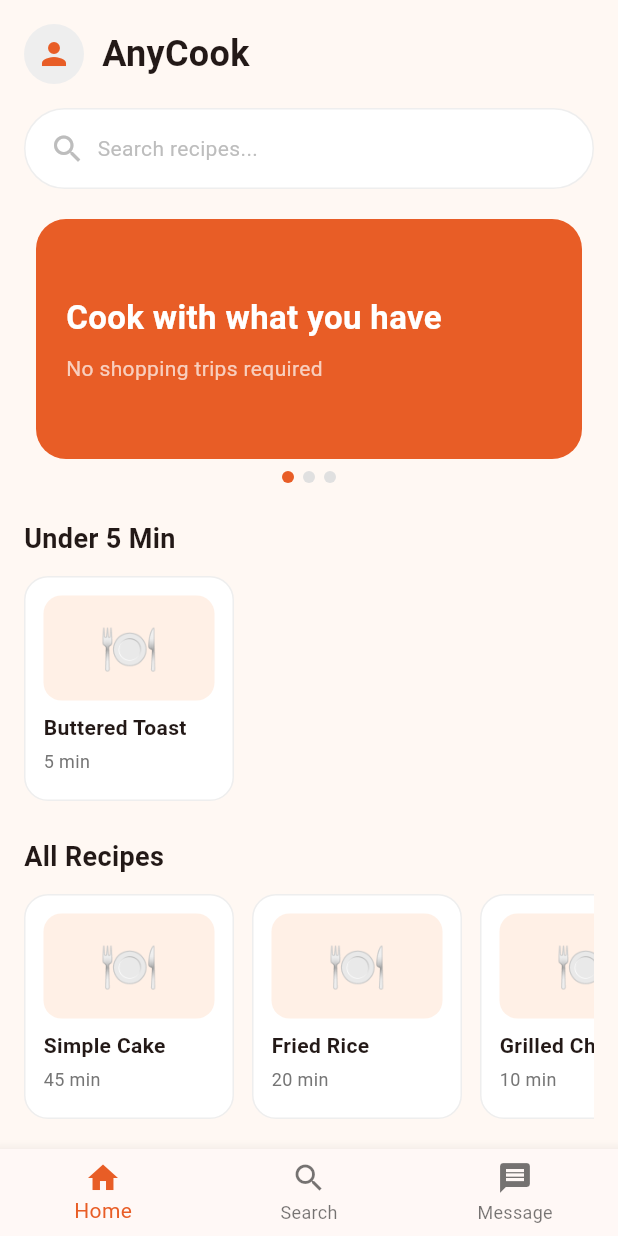
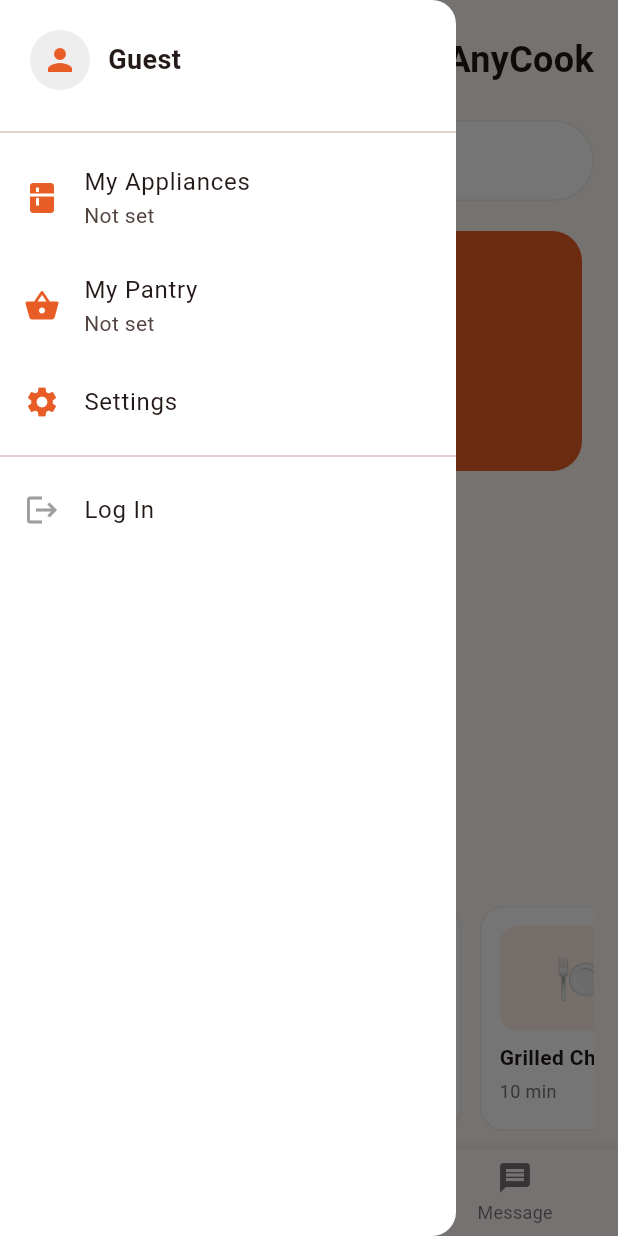
Before and after one commit to NEKORINA91/anycook, a Flutter app: the DiscoveryScreen screen opened directly, with the side drawer open (before the commit the screen has no drawer), on a phone screen of 412 x 824 dp. Run offline on Flutter 3.47's test engine with Material 3 defaults, Android fonts, the phone set to English and light mode, and no system bars.

Commit message:
Search and banner rotation timing

```diff
--- a/lib/screens/discovery_screen.dart
+++ b/lib/screens/discovery_screen.dart
@@ -5,10 +5,20 @@ import 'package:flutter/material.dart';
 import 'package:anycook/widgets/hero_banner.dart';
 import 'package:anycook/widgets/recipe_card.dart';
 import 'package:anycook/data/sample_recipes.dart';
+import 'package:anycook/screens/pantry_screen.dart';
+import 'package:anycook/screens/login_screen.dart';
+import 'package:anycook/widgets/search_overlay.dart';
 
 
-class DiscoveryScreen extends StatelessWidget {
+class DiscoveryScreen extends StatefulWidget {
   const DiscoveryScreen({super.key});
+
+  @override
+  State<DiscoveryScreen> createState() => _DiscoveryScreenState();
+}
+
+class _DiscoveryScreenState extends State<DiscoveryScreen> {
+  bool _showSearch = false;
 
   @override
   Widget build(BuildContext context) {
@@ -16,12 +26,95 @@ class DiscoveryScreen extends StatelessWidget {
     final appState = context.watch<AppState>();
     return Scaffold(
       backgroundColor: const Color(0xFFFFF8F3),
-      body: SafeArea(
+      drawer: Drawer(
+        backgroundColor: Colors.white,
+        child: SafeArea(
+          child: ListView(
+            padding: EdgeInsets.zero,
+            children: [
+              Container(
+                padding: const EdgeInsets.all(20),
+                child: Row(
+                  children: [
+                    CircleAvatar(
+                      backgroundColor: Colors.grey.shade200,
+                      child: const Icon(Icons.person, color: Color(0xFFE85D26)),
+                    ),
+                    const SizedBox(width: 12),
+                    Text(
+                      appState.isLoggedIn ? 'My Account' : 'Guest',
+                      style: const TextStyle(fontSize: 18, fontWeight: FontWeight.bold),
+                    ),
+                  ],
+                ),
+              ),
+              const Divider(),
+              ListTile(
+                leading: const Icon(Icons.kitchen, color: Color(0xFFE85D26)),
+                title: const Text('My Appliances'),
+                subtitle: Text(
+                  appState.appliances.isEmpty ? 'Not set' : appState.appliances.join(', '),
+                ),
+                onTap: () {
+                  Navigator.pop(context);
+                  Navigator.push(
+                    context,
+                    MaterialPageRoute(builder: (_) => const KitchenSetupScreen()),
+                  );
+                },
+              ),
+              ListTile(
+                leading: const Icon(Icons.shopping_basket, color: Color(0xFFE85D26)),
+                title: const Text('My Pantry'),
+                subtitle: Text(
+                  appState.pantryIngredients.isEmpty ? 'Not set' : appState.pantryIngredients.join(', '),
+                ),
+                onTap: () {
+                  Navigator.pop(context);
+                  Navigator.push(
+                    context,
+                    MaterialPageRoute(
+                      builder: (_) => PantryScreen(appliances: appState.appliances),
+                    ),
+                  );
+                },
+              ),
+              ListTile(
+                leading: const Icon(Icons.settings, color: Color(0xFFE85D26)),
+                title: const Text('Settings'),
+                onTap: () => Navigator.pop(context),
+              ),
+              const Divider(),
+              ListTile(
+                leading: const Icon(Icons.logout, color: Colors.grey),
+                title: Text(appState.isLoggedIn ? 'Log Out' : 'Log In'),
+                onTap: () {
+                  Navigator.pop(context);
+                  Navigator.pushReplacement(
+                    context,
+                    MaterialPageRoute(builder: (_) => const LoginScreen()),
+                  );
+                },
+              ),
+            ],
+          ),
+        ),
+      ),
+      body: Stack(
+        children: [
+          SafeArea(
             child: ListView(
           padding: const EdgeInsets.all(16),
           children: [
             Row(
               children: [
+                Builder(
+                  builder: (context) => IconButton(
+                    icon: const Icon(Icons.menu),
+                    onPressed: () => Scaffold.of(context).openDrawer(),
+                  ),
+                ),
+                const Spacer(),
                 CircleAvatar(
                   backgroundColor: Colors.grey.shade200,
                   child: const Icon(Icons.person, color: Color(0xFFE85D26)),
@@ -34,7 +127,9 @@ class DiscoveryScreen extends StatelessWidget {
               ],
             ),
             const SizedBox(height: 16),
-            Container(
+            GestureDetector(
+              onTap: () => setState(() => _showSearch = true),
+              child: Container(
                 padding: const EdgeInsets.symmetric(horizontal: 16, vertical: 14),
                 decoration: BoxDecoration(
                   color: Colors.white,
@@ -47,6 +142,7 @@ class DiscoveryScreen extends StatelessWidget {
                     const SizedBox(width: 8),
                     Text('Search recipes...', style: TextStyle(color: Colors.grey.shade400)),
                   ],
+                ),
               ),
             ),
             const SizedBox(height: 20),
@@ -101,6 +197,10 @@ class DiscoveryScreen extends StatelessWidget {
           ],
         ),
           ),
+          if (_showSearch)
+            SearchOverlay(onClose: () => setState(() => _showSearch = false)),
+        ],
+      ),
       bottomNavigationBar: BottomNavigationBar(
         selectedItemColor: const Color(0xFFE85D26),
         currentIndex: 0,
--- a/lib/widgets/hero_banner.dart
+++ b/lib/widgets/hero_banner.dart
@@ -1,4 +1,6 @@
 import 'package:flutter/material.dart';
+import 'dart:async';
+import 'package:flutter/gestures.dart';
 
 class HeroBanner extends StatefulWidget {
   const HeroBanner({super.key});
@@ -10,6 +12,32 @@ class HeroBanner extends StatefulWidget {
 class _HeroBannerState extends State<HeroBanner> {
   final PageController _controller = PageController();
   int _currentPage = 0;
+
+  Timer? _timer;
+
+  @override
+  void initState() {
+    super.initState();
+    _timer = Timer.periodic(const Duration(seconds: 4), (timer) {
+      if (_currentPage < slides.length - 1) {
+        _currentPage++;
+      } else {
+        _currentPage = 0;
+      }
+      _controller.animateToPage(
+        _currentPage,
+        duration: const Duration(milliseconds: 500),
+        curve: Curves.easeInOut,
+      );
+    });
+  }
+
+  @override
+  void dispose() {
+    _timer?.cancel();
+    _controller.dispose();
+    super.dispose();
+  }
 
   final List<Map<String, String>> slides = [
     {'title': 'Cook with what you have', 'subtitle': 'No shopping trips required'},
@@ -23,6 +51,9 @@ class _HeroBannerState extends State<HeroBanner> {
       children: [
         SizedBox(
           height: 160,
+          child: ScrollConfiguration(
+            behavior: AppScrollBehavior(),
+
           child: PageView.builder(
             controller: _controller,
             onPageChanged: (index) => setState(() => _currentPage = index),
@@ -57,6 +88,7 @@ class _HeroBannerState extends State<HeroBanner> {
               );
             },
           ),
+          ),
         ),
         const SizedBox(height: 8),
         Row(
@@ -79,3 +111,11 @@ class _HeroBannerState extends State<HeroBanner> {
     );
   }
 }
+
+class AppScrollBehavior extends MaterialScrollBehavior {
+  @override
+  Set<PointerDeviceKind> get dragDevices => {
+        PointerDeviceKind.touch,
+        PointerDeviceKind.mouse,
+      };
+}
```
Also changed, not shown: lib/screens/search_results_screen.dart (added, +71 -0 lines), lib/widgets/search_overlay.dart (added, +109 -0 lines). Lines whose indentation alone changed are shown as unchanged.
